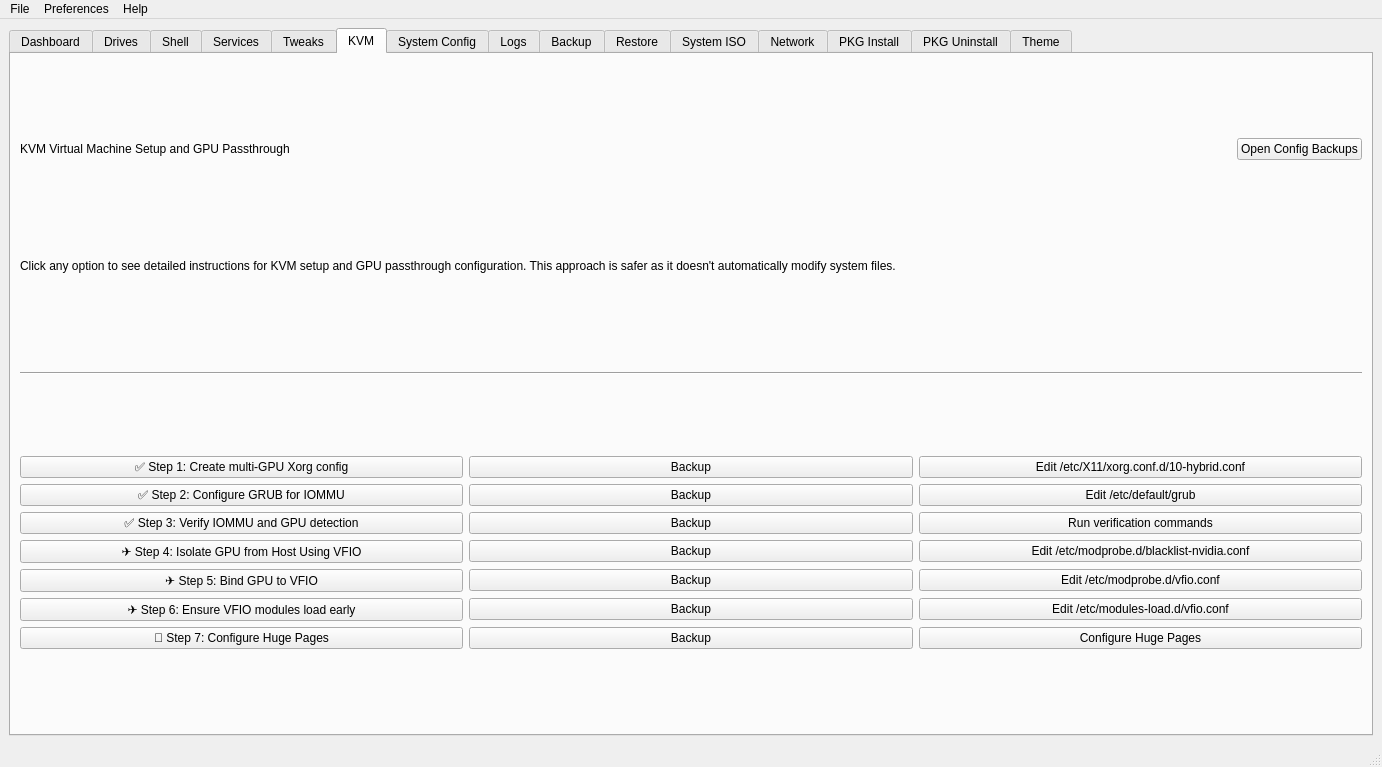
XetalEngine/CachyOsTools, file mainwindow.ui: the form before one commit.
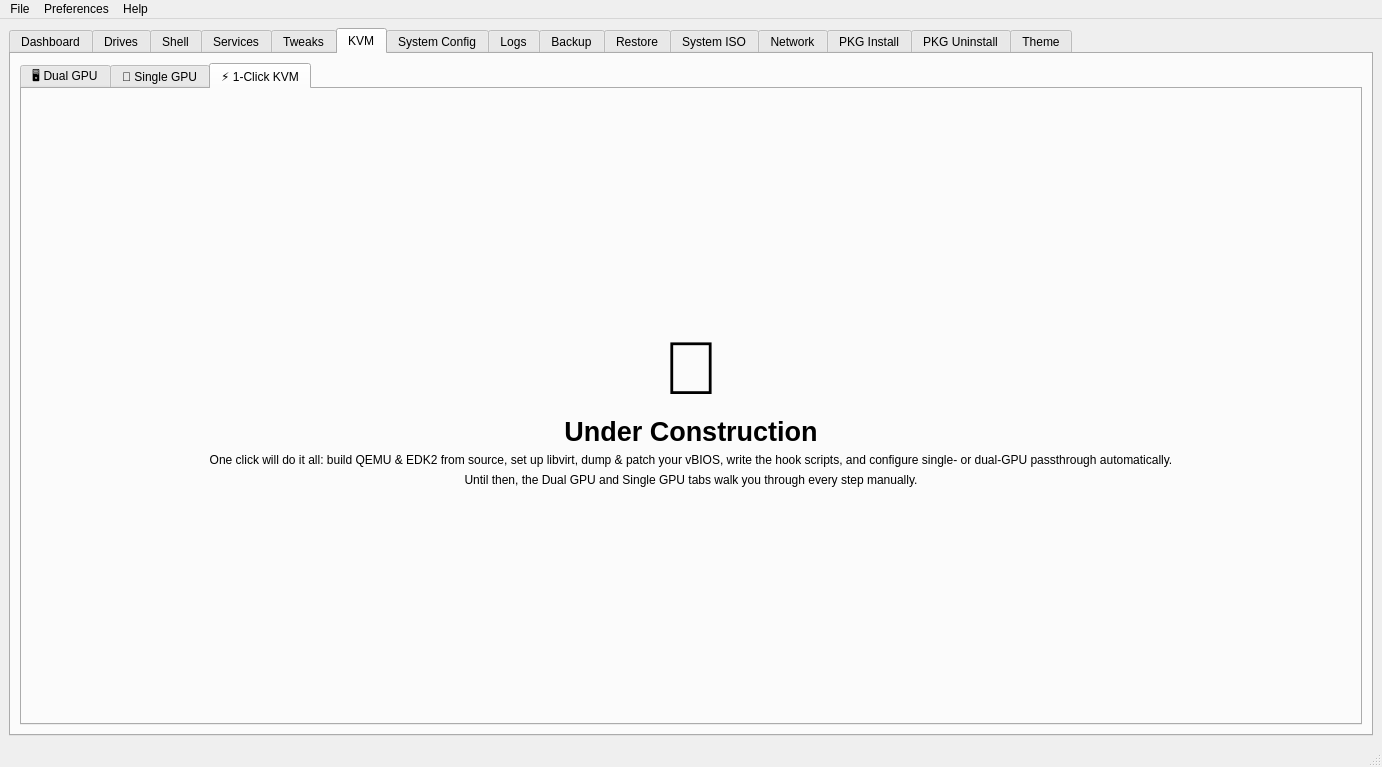
The form after the commit. The open tabs and pages were chosen to show the change.

Commit message: Preparing for 3 1 click KVM setups

The edit to the form file:
```diff
--- a/mainwindow.ui
+++ b/mainwindow.ui
@@ -2438,7 +2438,14 @@
        <attribute name="title">
         <string>KVM</string>
        </attribute>
-       <layout class="QVBoxLayout" name="verticalLayout_kvm">
+       <layout class="QVBoxLayout" name="verticalLayout_kvmOuter">
+        <item>
+         <widget class="QTabWidget" name="kvmSubTabs">
+          <widget class="QWidget" name="dualGpuSubTab">
+           <attribute name="title">
+            <string>🖥️ Dual GPU</string>
+           </attribute>
+           <layout class="QVBoxLayout" name="verticalLayout_kvm">
         <item>
          <layout class="QHBoxLayout" name="kvmHeaderLayout">
           <item>
@@ -2673,6 +2680,114 @@
            </widget>
           </item>
          </layout>
+        </item>
+       </layout>
+          </widget>
+          <widget class="QWidget" name="singleGpuSubTab">
+           <attribute name="title">
+            <string>🎯 Single GPU</string>
+           </attribute>
+           <layout class="QVBoxLayout" name="verticalLayout_singleGpu">
+            <item>
+             <widget class="QTextBrowser" name="singleGpuGuideBrowser">
+              <property name="openExternalLinks">
+               <bool>true</bool>
+              </property>
+             </widget>
+            </item>
+           </layout>
+          </widget>
+          <widget class="QWidget" name="oneClickKvmSubTab">
+           <attribute name="title">
+            <string>⚡ 1-Click KVM</string>
+           </attribute>
+           <layout class="QVBoxLayout" name="verticalLayout_oneClick">
+            <item>
+             <spacer name="oneClickTopSpacer">
+              <property name="orientation">
+               <enum>Qt::Orientation::Vertical</enum>
+              </property>
+              <property name="sizeHint" stdset="0">
+               <size>
+                <width>20</width>
+                <height>40</height>
+               </size>
+              </property>
+             </spacer>
+            </item>
+            <item>
+             <widget class="QLabel" name="oneClickEmojiLabel">
+              <property name="font">
+               <font>
+                <pointsize>56</pointsize>
+               </font>
+              </property>
+              <property name="text">
+               <string>🚧</string>
+              </property>
+              <property name="alignment">
+               <set>Qt::AlignmentFlag::AlignCenter</set>
+              </property>
+             </widget>
+            </item>
+            <item>
+             <widget class="QLabel" name="oneClickTitleLabel">
+              <property name="font">
+               <font>
+                <pointsize>20</pointsize>
+                <bold>true</bold>
+               </font>
+              </property>
+              <property name="text">
+               <string>Under Construction</string>
+              </property>
+              <property name="alignment">
+               <set>Qt::AlignmentFlag::AlignCenter</set>
+              </property>
+             </widget>
+            </item>
+            <item>
+             <widget class="QLabel" name="oneClickSubtitleLabel">
+              <property name="text">
+               <string>One click will do it all: build QEMU &amp; EDK2 from source, set up libvirt, dump &amp; patch your vBIOS, write the hook scripts, and configure single- or dual-GPU passthrough automatically.</string>
+              </property>
+              <property name="alignment">
+               <set>Qt::AlignmentFlag::AlignCenter</set>
+              </property>
+              <property name="wordWrap">
+               <bool>true</bool>
+              </property>
+             </widget>
+            </item>
+            <item>
+             <widget class="QLabel" name="oneClickHintLabel">
+              <property name="text">
+               <string>Until then, the Dual GPU and Single GPU tabs walk you through every step manually.</string>
+              </property>
+              <property name="alignment">
+               <set>Qt::AlignmentFlag::AlignCenter</set>
+              </property>
+              <property name="wordWrap">
+               <bool>true</bool>
+              </property>
+             </widget>
+            </item>
+            <item>
+             <spacer name="oneClickBottomSpacer">
+              <property name="orientation">
+               <enum>Qt::Orientation::Vertical</enum>
+              </property>
+              <property name="sizeHint" stdset="0">
+               <size>
+                <width>20</width>
+                <height>40</height>
+               </size>
+              </property>
+             </spacer>
+            </item>
+           </layout>
+          </widget>
+         </widget>
         </item>
        </layout>
       </widget>
```
Left out of the diff: 7 changed lines with no effect on the pictures. The commit also changes 7 other files.
